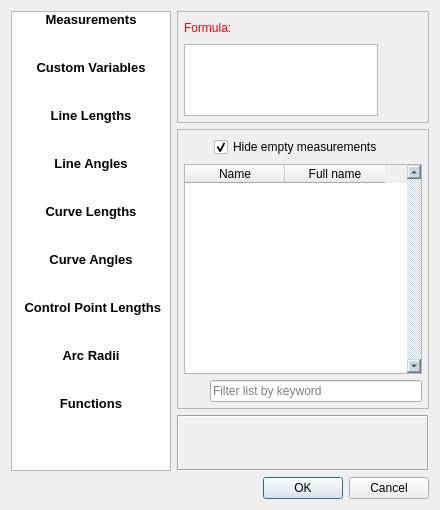
Before: the Qt Designer form src/libs/vtools/dialogs/support/edit_formula_dialog.ui in FashionFreedom/Seamly2D, drawn with Qt 5.
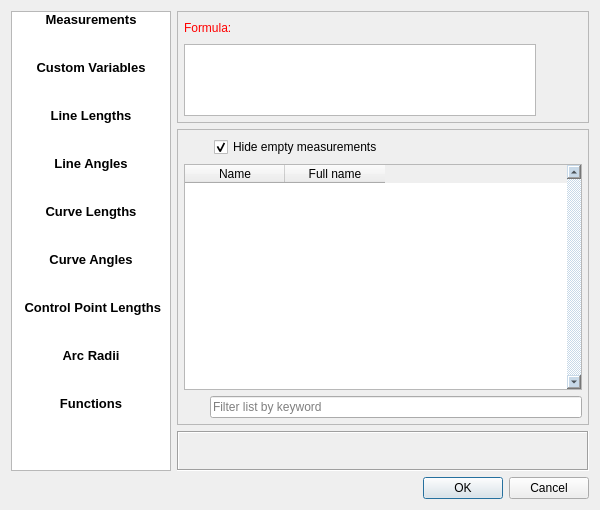
After: the same form once the commit is applied. Icons and pictures are not drawn.

Commit message:
fix: fx dialog layout on mac (#995)
This should hopefully fix the display issues of the fx dialog on the MacOS.

It also vertically rearranges the clear and reset buttons so it gives the Formula box a bit more space.

Closes: #994

Patch:
```diff
--- a/src/libs/vtools/dialogs/support/edit_formula_dialog.ui
+++ b/src/libs/vtools/dialogs/support/edit_formula_dialog.ui
@@ -9,7 +9,7 @@
    <rect>
     <x>0</x>
     <y>0</y>
-    <width>440</width>
+    <width>600</width>
     <height>510</height>
    </rect>
   </property>
@@ -41,7 +41,7 @@
   <property name="modal">
    <bool>true</bool>
   </property>
-  <layout class="QVBoxLayout" name="verticalLayout_6">
+  <layout class="QVBoxLayout" name="verticalLayout_7">
    <item>
     <layout class="QHBoxLayout" name="horizontalLayout_5">
      <item>
@@ -80,9 +80,7 @@
          </property>
          <property name="styleSheet">
           <string notr="true">color: rgb(255, 255, 255);
-alternate-background-color:rgb(230, 230, 230);
 selection-color: rgb(230, 230, 230);
-selection-background-color: rgb(230, 230, 230);
 background-color: qlineargradient(spread:pad, x1:0, y1:0, x2:1, y2:0, stop:0 rgba(0, 0, 0, 255), stop:1 rgba(200, 200, 200, 255));
 
 QListWidget::item:selected {
@@ -246,13 +244,19 @@
      <item>
       <layout class="QVBoxLayout" name="verticalLayout_2">
        <item>
-        <widget class="QFrame" name="frame_2">
+        <widget class="QFrame" name="top_Frame">
          <property name="minimumSize">
           <size>
            <width>0</width>
            <height>0</height>
           </size>
          </property>
+         <property name="maximumSize">
+          <size>
+           <width>16777215</width>
+           <height>116</height>
+          </size>
+         </property>
          <property name="frameShape">
           <enum>QFrame::StyledPanel</enum>
          </property>
@@ -395,6 +399,11 @@
              </widget>
             </item>
             <item>
+             <layout class="QVBoxLayout" name="verticalLayout_6">
+              <property name="spacing">
+               <number>0</number>
+              </property>
+              <item>
              <widget class="QPushButton" name="clear_PushButton">
               <property name="sizePolicy">
                <sizepolicy hsizetype="Fixed" vsizetype="Fixed">
@@ -402,12 +411,18 @@
                 <verstretch>0</verstretch>
                </sizepolicy>
               </property>
-              <property name="maximumSize">
+                <property name="minimumSize">
                <size>
                 <width>16</width>
                 <height>16</height>
                </size>
               </property>
+                <property name="maximumSize">
+                 <size>
+                  <width>16777215</width>
+                  <height>16777215</height>
+                 </size>
+                </property>
               <property name="focusPolicy">
                <enum>Qt::StrongFocus</enum>
               </property>
@@ -449,12 +464,18 @@
                 <verstretch>0</verstretch>
                </sizepolicy>
               </property>
-              <property name="maximumSize">
+                <property name="minimumSize">
                <size>
                 <width>16</width>
                 <height>16</height>
                </size>
               </property>
+                <property name="maximumSize">
+                 <size>
+                  <width>16777215</width>
+                  <height>16777215</height>
+                 </size>
+                </property>
               <property name="focusPolicy">
                <enum>Qt::StrongFocus</enum>
               </property>
@@ -468,6 +489,12 @@
                <iconset resource="../../../vmisc/share/resources/theme.qrc">
                 <normaloff>:/icons/win.icon.theme/32x32/actions/edit-undo.png</normaloff>:/icons/win.icon.theme/32x32/actions/edit-undo.png</iconset>
               </property>
+                <property name="iconSize">
+                 <size>
+                  <width>16</width>
+                  <height>16</height>
+                 </size>
+                </property>
               <property name="autoRepeat">
                <bool>true</bool>
               </property>
@@ -485,10 +512,12 @@
            </layout>
           </item>
          </layout>
+          </item>
+         </layout>
         </widget>
        </item>
        <item>
-        <widget class="QFrame" name="frame">
+        <widget class="QFrame" name="bottom_Frame">
          <property name="sizePolicy">
           <sizepolicy hsizetype="Preferred" vsizetype="Preferred">
            <horstretch>0</horstretch>
@@ -608,7 +637,7 @@
             <item>
              <widget class="QTableWidget" name="tableWidget">
               <property name="sizePolicy">
-               <sizepolicy hsizetype="Expanding" vsizetype="Preferred">
+               <sizepolicy hsizetype="Expanding" vsizetype="Expanding">
                 <horstretch>0</horstretch>
                 <verstretch>0</verstretch>
                </sizepolicy>
@@ -616,7 +645,7 @@
               <property name="minimumSize">
                <size>
                 <width>0</width>
-                <height>210</height>
+                <height>0</height>
                </size>
               </property>
               <property name="cursor" stdset="0">
@@ -653,6 +682,12 @@
               <property name="cornerButtonEnabled">
                <bool>false</bool>
               </property>
+              <attribute name="verticalHeaderVisible">
+               <bool>false</bool>
+              </attribute>
+              <attribute name="verticalHeaderHighlightSections">
+               <bool>false</bool>
+              </attribute>
               <column>
                <property name="text">
                 <string>Name</string>
@@ -732,7 +767,7 @@
          <property name="minimumSize">
           <size>
            <width>0</width>
-           <height>0</height>
+           <height>40</height>
           </size>
          </property>
          <property name="frameShape">
```
Lines whose indentation alone changed are shown as unchanged.
